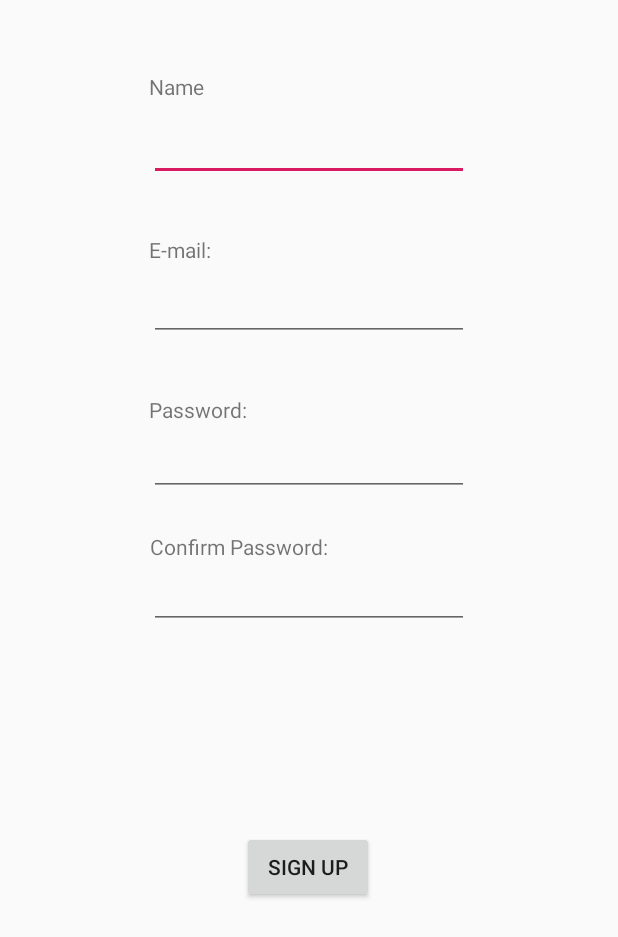
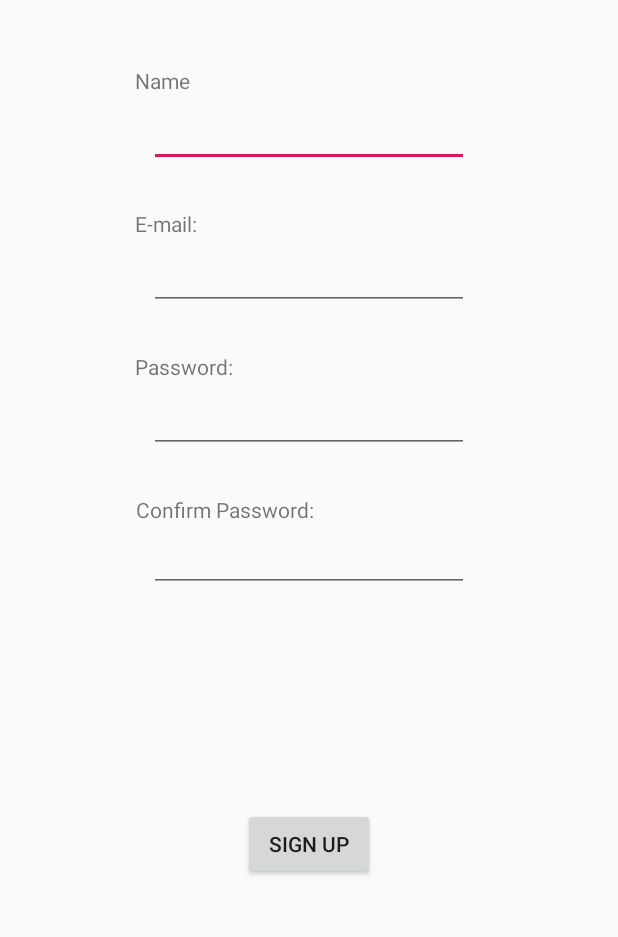
Before and after one commit to asilmian/It_proj_android, an Android app: the AccountSignup screen opened directly, with no data from a screen before it, on a phone screen of 412 x 824 dp. Shown: the top 937 px of the screen. Run offline under Robolectric (Android 15) with nearby library versions, the phone set to English and light mode, and no system bars; our stand-ins replace Firebase (no records; nobody signed in at launch, a user with empty details on screens opened directly).

Commit message:
fixed some UI issues and also added debug

```diff
--- a/ItemOrganizer/app/src/main/java/com/example/itemorganizer/AccountSignup.java
+++ b/ItemOrganizer/app/src/main/java/com/example/itemorganizer/AccountSignup.java
@@ -64,7 +64,6 @@ public class AccountSignup extends AppCompatActivity {
     }
 
     public void createUser(View view) {
-        spinner.setVisibility(View.VISIBLE);
         String password = ePass.getText().toString();
         String conf_pass = eConfPass.getText().toString();
 
@@ -77,7 +76,7 @@ public class AccountSignup extends AppCompatActivity {
             UtilityFunctions.clearView(eConfPass, ePass);
             return;
         }
-
+        spinner.setVisibility(View.VISIBLE);
         String email = eEmail.getText().toString();
         mAuth.createUserWithEmailAndPassword(email, password)
                 .addOnCompleteListener(this, new OnCompleteListener<AuthResult>() {
--- a/ItemOrganizer/app/src/main/res/layout/activity_account_signup.xml
+++ b/ItemOrganizer/app/src/main/res/layout/activity_account_signup.xml
@@ -10,13 +10,10 @@
         android:id="@+id/signup_btn"
         android:layout_width="wrap_content"
         android:layout_height="wrap_content"
-        android:layout_marginStart="161dp"
-        android:layout_marginEnd="162dp"
         android:onClick="createUser"
         android:text="@string/signup"
         app:layout_constraintBottom_toBottomOf="parent"
         app:layout_constraintEnd_toEndOf="parent"
-        app:layout_constraintHorizontal_bias="0.0"
         app:layout_constraintStart_toStartOf="parent"
         app:layout_constraintTop_toBottomOf="@+id/confirm_pass"
         app:layout_constraintVertical_bias="0.377" />
@@ -25,13 +22,9 @@
         android:id="@+id/name_edit"
         android:layout_width="wrap_content"
         android:layout_height="wrap_content"
-        android:layout_marginStart="99dp"
-        android:layout_marginTop="5dp"
-        android:layout_marginEnd="99dp"
         android:ems="10"
         android:inputType="textPersonName"
         app:layout_constraintEnd_toEndOf="parent"
-        app:layout_constraintHorizontal_bias="0.0"
         app:layout_constraintStart_toStartOf="parent"
         app:layout_constraintTop_toBottomOf="@+id/name_text" />
 
@@ -39,12 +32,9 @@
         android:id="@+id/password_login"
         android:layout_width="wrap_content"
         android:layout_height="wrap_content"
-        android:layout_marginStart="99dp"
-        android:layout_marginEnd="99dp"
         android:ems="10"
         android:inputType="textPassword"
         app:layout_constraintEnd_toEndOf="parent"
-        app:layout_constraintHorizontal_bias="0.0"
         app:layout_constraintStart_toStartOf="parent"
         app:layout_constraintTop_toBottomOf="@+id/password_text" />
 
@@ -52,13 +42,9 @@
         android:id="@+id/email_login"
         android:layout_width="wrap_content"
         android:layout_height="wrap_content"
-        android:layout_marginStart="99dp"
-        android:layout_marginTop="3dp"
-        android:layout_marginEnd="99dp"
         android:ems="10"
         android:inputType="textEmailAddress"
         app:layout_constraintEnd_toEndOf="parent"
-        app:layout_constraintHorizontal_bias="0.0"
         app:layout_constraintStart_toStartOf="parent"
         app:layout_constraintTop_toBottomOf="@+id/email_text" />
 
@@ -76,12 +62,10 @@
         android:id="@+id/name_text"
         android:layout_width="80dp"
         android:layout_height="22dp"
-        android:layout_marginStart="99dp"
-        android:layout_marginTop="48dp"
-        android:layout_marginEnd="232dp"
+        android:layout_marginTop="44dp"
         android:text="Name"
         app:layout_constraintEnd_toEndOf="parent"
-        app:layout_constraintHorizontal_bias="0.0"
+        app:layout_constraintHorizontal_bias="0.271"
         app:layout_constraintStart_toStartOf="parent"
         app:layout_constraintTop_toTopOf="parent" />
 
@@ -89,12 +73,10 @@
         android:id="@+id/email_text"
         android:layout_width="80dp"
         android:layout_height="22dp"
-        android:layout_marginStart="99dp"
-        android:layout_marginTop="36dp"
-        android:layout_marginEnd="232dp"
+        android:layout_marginTop="28dp"
         android:text="@string/email"
         app:layout_constraintEnd_toEndOf="parent"
-        app:layout_constraintHorizontal_bias="0.0"
+        app:layout_constraintHorizontal_bias="0.271"
         app:layout_constraintStart_toStartOf="parent"
         app:layout_constraintTop_toBottomOf="@+id/name_edit" />
 
@@ -102,10 +84,10 @@
         android:id="@+id/textView3"
         android:layout_width="wrap_content"
         android:layout_height="wrap_content"
-        android:layout_marginTop="24dp"
+        android:layout_marginTop="28sp"
         android:text="@string/conf_pass"
         app:layout_constraintEnd_toEndOf="parent"
-        app:layout_constraintHorizontal_bias="0.341"
+        app:layout_constraintHorizontal_bias="0.31"
         app:layout_constraintStart_toStartOf="parent"
         app:layout_constraintTop_toBottomOf="@+id/password_login" />
 
@@ -113,12 +95,10 @@
         android:id="@+id/password_text"
         android:layout_width="80dp"
         android:layout_height="22dp"
-        android:layout_marginStart="99dp"
-        android:layout_marginTop="36dp"
-        android:layout_marginEnd="232dp"
+        android:layout_marginTop="28sp"
         android:text="@string/password"
         app:layout_constraintEnd_toEndOf="parent"
-        app:layout_constraintHorizontal_bias="0.0"
+        app:layout_constraintHorizontal_bias="0.271"
         app:layout_constraintStart_toStartOf="parent"
         app:layout_constraintTop_toBottomOf="@+id/email_login" />
 
--- a/ItemOrganizer/app/src/main/res/layout/member_card_view.xml
+++ b/ItemOrganizer/app/src/main/res/layout/member_card_view.xml
@@ -16,6 +16,7 @@
         android:background="@drawable/togglebutton_selector"
         android:gravity="center"
         android:text="@string/togglebutton"
+        android:elevation="2dp"
         android:useDefaultMargins="true" />
 
 </LinearLayout>
--- a/ItemOrganizer/app/src/main/res/values/strings.xml
+++ b/ItemOrganizer/app/src/main/res/values/strings.xml
@@ -41,4 +41,5 @@
     <string name="togglebutton">ToggleButton</string>
     <string name="suggest_tags">suggest tags</string>
     <string name="your_items">Your Items</string>
+    <string name="new_user_sign_up">New User? Sign up!</string>
 </resources>
```
Also changed, not shown: ItemOrganizer/app/src/main/res/layout/activity_account_login.xml (+10 -25 lines), ItemOrganizer/app/src/main/res/layout/activity_family_log_in.xml (+10 -13 lines), ItemOrganizer/app/src/main/res/layout/activity_new_family.xml (+9 -10 lines), ItemOrganizer/app/src/main/res/layout/fam_card_view.xml (+25 -40 lines), ItemOrganizer/app/src/main/res/layout/fragment_family.xml (+21 -33 lines), 2 other files.
